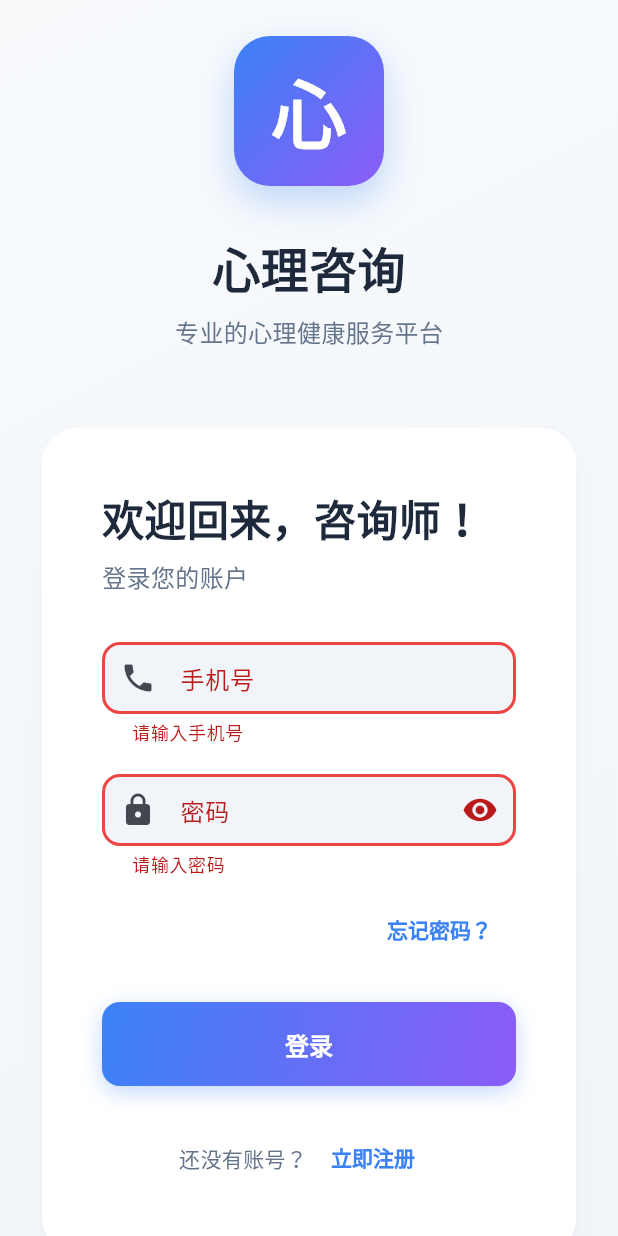
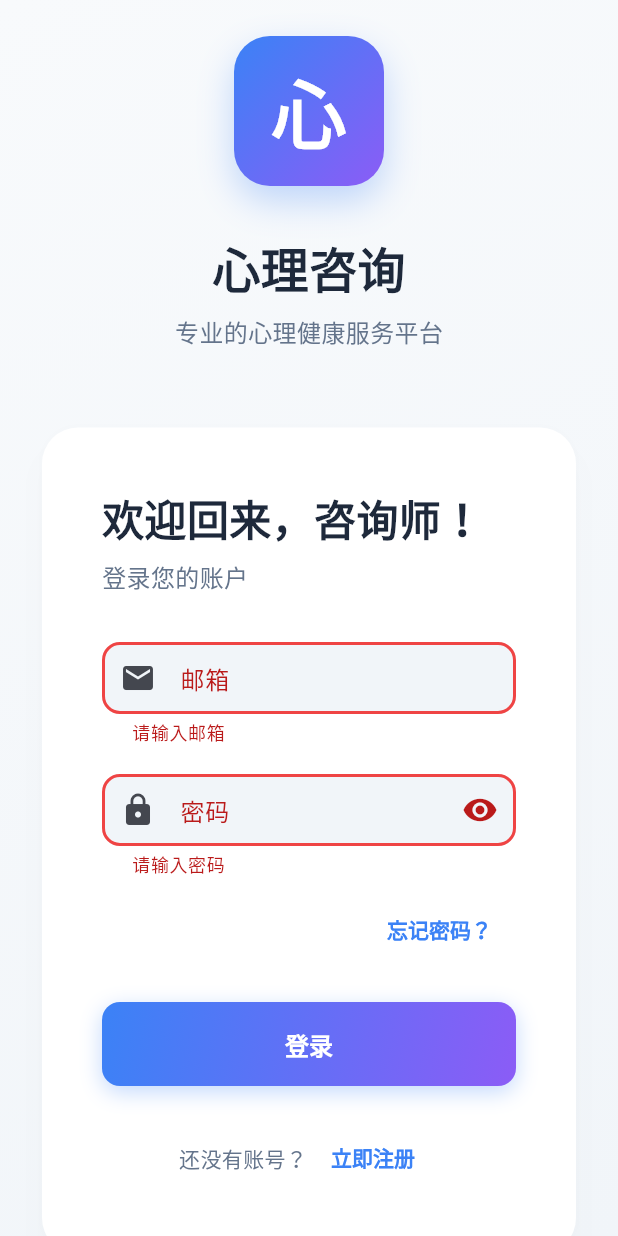
Before and after one commit to HiAtulin/heal_link_manange, a Flutter app: the screen it shows after launch, scrolled down 48 dp, after a tap on "登录", on a phone screen of 412 x 824 dp. Run offline on Flutter 3.47's test engine with Material 3 defaults, Android fonts, the phone set to English and light mode, and no system bars; our stand-ins replace fl_chart, flutter_riverpod, shared_preferences, table_calendar.

Commit message:
一点优化

```diff
--- a/lib/pages/authentication/login_page.dart
+++ b/lib/pages/authentication/login_page.dart
@@ -1,4 +1,5 @@
 import 'package:flutter/material.dart';
+import 'package:heal_link_manange/controllers/counselor_auth_controller.dart';
 import '../../../theme/app_colors.dart';
 
 class LoginPage extends StatefulWidget {
@@ -10,14 +11,16 @@ class LoginPage extends StatefulWidget {
 
 class _LoginPageState extends State<LoginPage> {
   final _formKey = GlobalKey<FormState>();
-  final _phoneController = TextEditingController();
+  final _emailController = TextEditingController();
   final _passwordController = TextEditingController();
+  final _counselorAuthController = CounselorAuthController();
+
   bool _isLoading = false;
   bool _obscurePassword = true;
 
   @override
   void dispose() {
-    _phoneController.dispose();
+    _emailController.dispose();
     _passwordController.dispose();
     super.dispose();
   }
@@ -27,6 +30,11 @@ class _LoginPageState extends State<LoginPage> {
       setState(() {
         _isLoading = true;
       });
+      _counselorAuthController.signInCounselor(
+        email: _emailController.text,
+        password: _passwordController.text,
+        context: context,
+      );
       Future.delayed(const Duration(seconds: 2), () {
         setState(() {
           _isLoading = false;
@@ -270,12 +278,12 @@ class _LoginPageState extends State<LoginPage> {
               ),
               const SizedBox(height: 32),
               TextFormField(
-                controller: _phoneController,
-                keyboardType: TextInputType.phone,
+                controller: _emailController,
+                keyboardType: TextInputType.emailAddress,
                 decoration: InputDecoration(
-                  labelText: '手机号',
-                  hintText: '请输入手机号',
-                  prefixIcon: const Icon(Icons.phone),
+                  labelText: '邮箱',
+                  hintText: '请输入邮箱',
+                  prefixIcon: const Icon(Icons.email),
                   filled: true,
                   fillColor: AppColors.surfaceVariant,
                   border: OutlineInputBorder(
@@ -296,10 +304,12 @@ class _LoginPageState extends State<LoginPage> {
                 ),
                 validator: (value) {
                   if (value == null || value.isEmpty) {
-                    return '请输入手机号';
+                    return '请输入邮箱';
                   }
-                  if (value.length != 11) {
-                    return '请输入正确的手机号';
+                  if (!RegExp(
+                    r'^[a-zA-Z0-9._%+-]+@[a-zA-Z0-9.-]+\.[a-zA-Z]{2,}$',
+                  ).hasMatch(value)) {
+                    return '请输入正确的邮箱';
                   }
                   return null;
                 },
```
Also changed, not shown: lib/controllers/counselor_auth_controller.dart (+4 -3 lines), lib/pages/authentication/register_page.dart (+21 -0 lines), lib/pages/dashboard_page.dart (+12 -2 lines), pubspec.lock, 2 other files.
